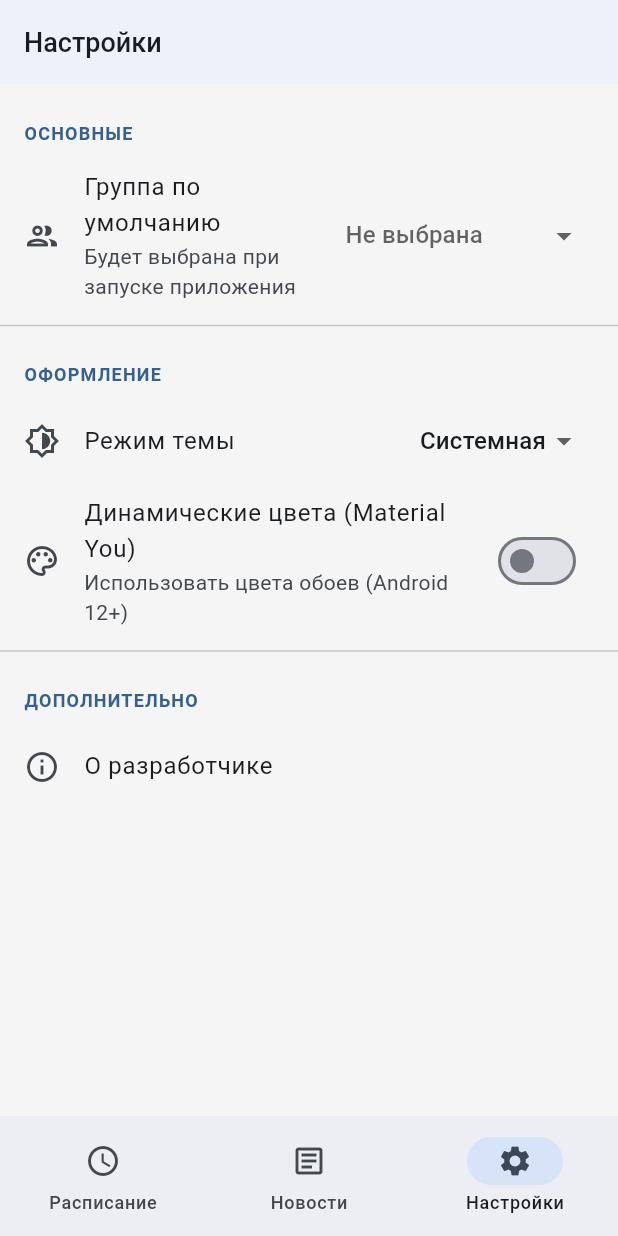
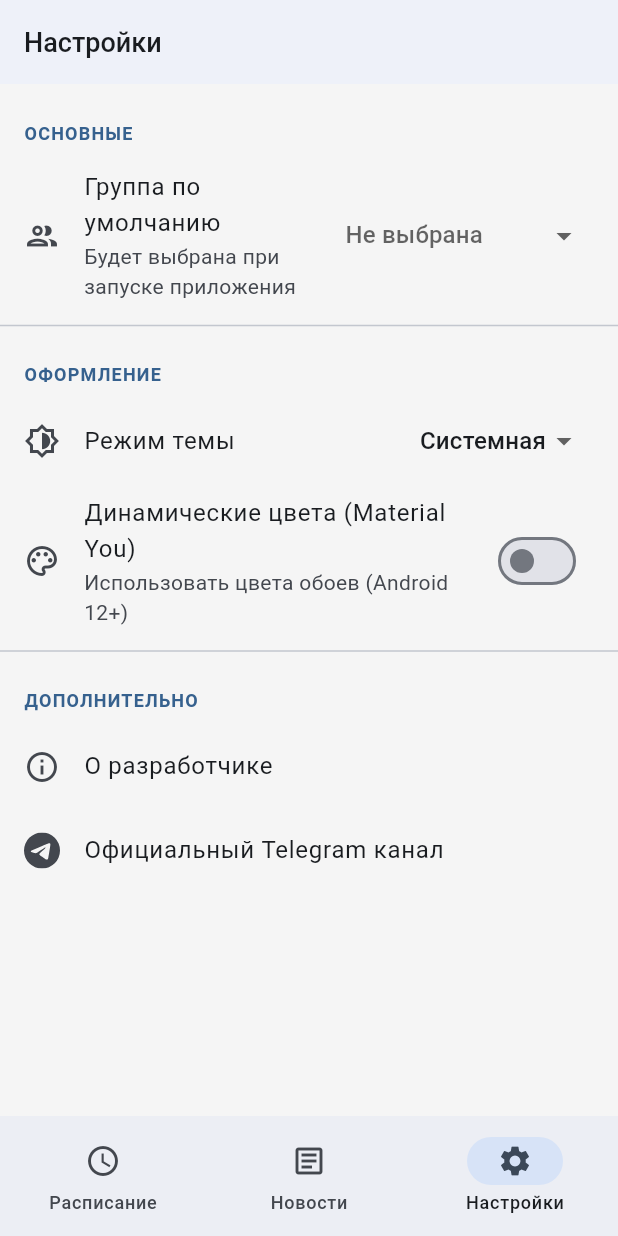
Before and after one commit to Ono-va-ne/my_asiec, a Flutter app: the screen it shows after launch, item 3 of the bottom bar chosen, on a phone screen of 412 x 824 dp. Run offline on Flutter 3.47's test engine with Material 3 defaults, Android fonts, the phone set to English and light mode, and no system bars; drawn by our look-alikes of dynamic_color; our stand-ins replace flutter_svg, logger, shared_preferences; network calls fail.

Commit message:
Что-то вроде бы работающее

```diff
--- a/lib/pages/settings_screen.dart
+++ b/lib/pages/settings_screen.dart
@@ -1,18 +1,25 @@
 // Файл: lib/settings_screen.dart
 // import 'dart:io';
+import 'package:url_launcher/url_launcher.dart';
 import 'package:flutter_svg/flutter_svg.dart';
 import 'package:flutter/material.dart';
 import '../services/settings_service.dart'; // Импортируем сервис
 import '../data/groups.dart'; // Импортируем список групп
 // import '../models/group_info.dart'; // Импортируем модель группы
 
-const String logo = 'assets/logo.svg';
-final Widget svg = SvgPicture.asset(
-  logo,
-  semanticsLabel: 'myASIEC Logo',
-  height: 50,
-  color: Colors.white,
-);
+Future<void> _launchTG(BuildContext context) async {
+    // Формируем стандартную ссылку на пост VK
+    final url = 'https://t.me/MyASIEC';
+    final uri = Uri.parse(url);
+
+
+      // Пытаемся открыть ссылку. LaunchMode.externalApplication
+      // попытается открыть приложение VK, если оно установлено,
+      // иначе откроет браузер.
+      await launchUrl(uri, mode: LaunchMode.externalApplication);
+
+
+  }
 
 class SettingsScreen extends StatefulWidget {
   const SettingsScreen({Key? key}) : super(key: key);
@@ -36,6 +43,20 @@ class _SettingsScreenState extends State<SettingsScreen> {
 
   @override
   Widget build(BuildContext context) {
+    const String logo = 'assets/logo.svg';
+    final Widget svg = SvgPicture.asset(
+      logo,
+      semanticsLabel: 'myASIEC Logo',
+      height: 50,
+      colorFilter: ColorFilter.mode(Theme.of(context).colorScheme.primary, BlendMode.srcIn),
+    );
+
+    const String tg = 'assets/tg.svg';
+    final Widget svgTg = SvgPicture.asset(
+      tg,
+      semanticsLabel: 'tg',
+      colorFilter: ColorFilter.mode(Theme.of(context).colorScheme.onSurfaceVariant, BlendMode.srcIn),
+    );
     return Scaffold(
       appBar: AppBar(
         title: Text('Настройки'),
@@ -156,6 +177,11 @@ class _SettingsScreenState extends State<SettingsScreen> {
               );
             },
           ),
+          ListTile(
+            leading: svgTg,
+            title: Text('Официальный Telegram канал'),
+            onTap: () => _launchTG(context),
+          )
         ],
       ),
     );
```
Also changed, not shown: lib/models/schedule_card.dart (+32 -33 lines), assets/tg.svg (added).
